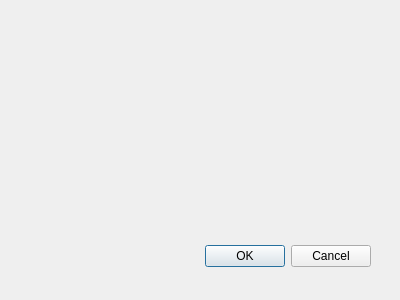
This is jrodos_dialog_base.ui in rduivenvoorde/jrodos as Qt 5 draws it before an edit. The edited form follows.
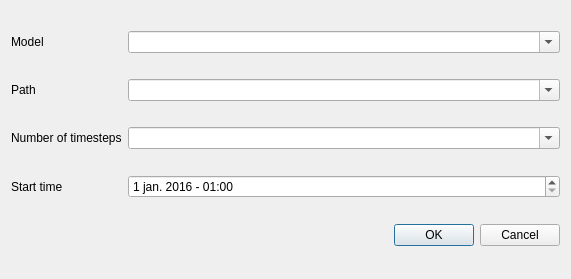
This is the edited form.

The edit to the form file:
```diff
--- a/jrodos_dialog_base.ui
+++ b/jrodos_dialog_base.ui
@@ -1,33 +1,98 @@
 <ui version="4.0" >
  <class>JRodosDialogBase</class>
- <widget class="QDialog" name="JRodosDialogBase" >
-  <property name="geometry" >
+ <widget class="QDialog" name="JRodosDialogBase">
+  <property name="geometry">
    <rect>
     <x>0</x>
     <y>0</y>
-    <width>400</width>
-    <height>300</height>
+    <width>571</width>
+    <height>279</height>
    </rect>
   </property>
   <property name="windowTitle" >
    <string>JRodos</string>
   </property>
-  <widget class="QDialogButtonBox" name="button_box" >
-   <property name="geometry" >
-    <rect>
-     <x>30</x>
-     <y>240</y>
-     <width>341</width>
-     <height>32</height>
-    </rect>
-   </property>
-   <property name="orientation" >
-    <enum>Qt::Horizontal</enum>
-   </property>
-   <property name="standardButtons" >
-    <set>QDialogButtonBox::Cancel|QDialogButtonBox::Ok</set>
-   </property>
-  </widget>
+  <layout class="QGridLayout" name="gridLayout">
+   <item row="3" column="0">
+    <widget class="QLabel" name="lbl_start_time">
+     <property name="text">
+      <string>Start time</string>
+     </property>
+    </widget>
+   </item>
+   <item row="3" column="1">
+    <widget class="QDateTimeEdit" name="dateTime_start">
+     <property name="locale">
+      <locale language="Dutch" country="Netherlands"/>
+     </property>
+     <property name="dateTime">
+      <datetime>
+       <hour>1</hour>
+       <minute>0</minute>
+       <second>0</second>
+       <year>2016</year>
+       <month>1</month>
+       <day>1</day>
+      </datetime>
+     </property>
+     <property name="displayFormat">
+      <string>d MMM yyyy - HH:mm</string>
+     </property>
+    </widget>
+   </item>
+   <item row="4" column="1">
+    <widget class="QDialogButtonBox" name="button_box">
+     <property name="orientation">
+      <enum>Qt::Horizontal</enum>
+     </property>
+     <property name="standardButtons">
+      <set>QDialogButtonBox::Cancel|QDialogButtonBox::Ok</set>
+     </property>
+    </widget>
+   </item>
+   <item row="0" column="0">
+    <widget class="QLabel" name="lbl_model">
+     <property name="text">
+      <string>Model</string>
+     </property>
+    </widget>
+   </item>
+   <item row="1" column="0">
+    <widget class="QLabel" name="lbl_path">
+     <property name="text">
+      <string>Path</string>
+     </property>
+    </widget>
+   </item>
+   <item row="2" column="0">
+    <widget class="QLabel" name="lbl_steps">
+     <property name="text">
+      <string>Number of timesteps</string>
+     </property>
+    </widget>
+   </item>
+   <item row="0" column="1">
+    <widget class="QComboBox" name="combo_model">
+     <property name="editable">
+      <bool>true</bool>
+     </property>
+    </widget>
+   </item>
+   <item row="1" column="1">
+    <widget class="QComboBox" name="combo_path">
+     <property name="editable">
+      <bool>true</bool>
+     </property>
+    </widget>
+   </item>
+   <item row="2" column="1">
+    <widget class="QComboBox" name="combo_steps">
+     <property name="editable">
+      <bool>true</bool>
+     </property>
+    </widget>
+   </item>
+  </layout>
  </widget>
  <resources/>
  <connections>
```
Left out of the diff: 29 changed lines with no effect on the pictures.
